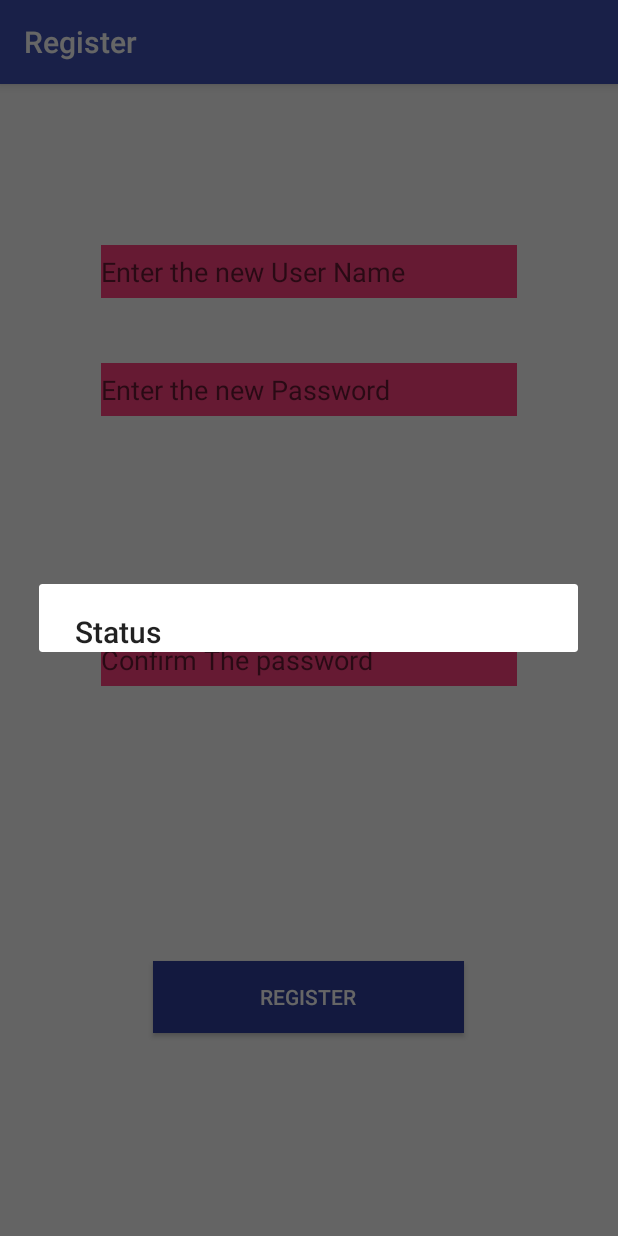
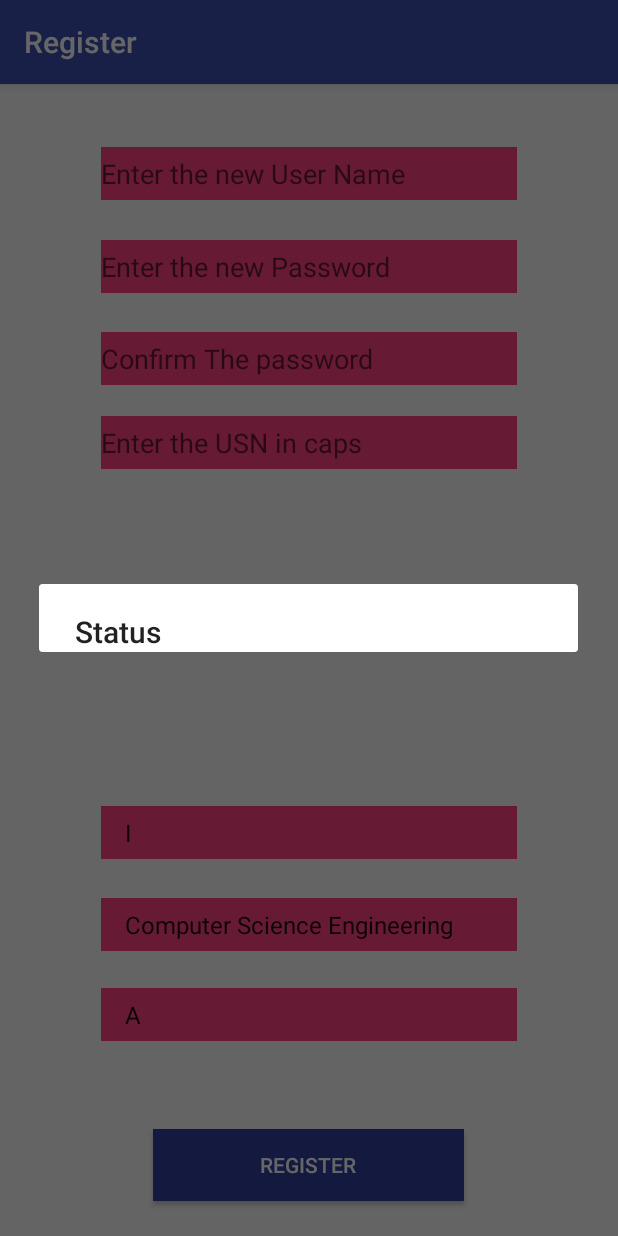
Before and after one commit to akashghanate/Campus-Notification, an Android app: the Register screen opened directly, with no data from a screen before it, after a tap on "REGISTER", on a phone screen of 412 x 824 dp. Run offline under Robolectric (Android 15) with nearby library versions, the phone set to English and light mode, and no system bars.

Commit message:
Validating the users details

```diff
--- a/app/src/main/java/com/example/abhinandan/onlinedb/Backgroundworker.java
+++ b/app/src/main/java/com/example/abhinandan/onlinedb/Backgroundworker.java
@@ -70,6 +70,10 @@ public class Backgroundworker extends AsyncTask<String,Void,String> {
             try {
                 String username = voids[1];
                 String password = voids[2];
+                String semester = voids[3];
+                String branch = voids[4];
+                String section = voids[5];
+                String usn = voids[6];
                 URL url = new URL(register_url);
                 HttpURLConnection htc = (HttpURLConnection)url.openConnection();
                 if (htc==null){
@@ -81,7 +85,11 @@ public class Backgroundworker extends AsyncTask<String,Void,String> {
                 OutputStream os = htc.getOutputStream();
                 BufferedWriter bw = new BufferedWriter(new OutputStreamWriter(os,"UTF-8"));
                 String post_data = URLEncoder.encode("username","UTF-8")+"="+URLEncoder.encode(username,"UTF-8")+"&"
-                        +URLEncoder.encode("password","UTF-8")+"="+URLEncoder.encode(password,"UTF-8");
+                        +URLEncoder.encode("password","UTF-8")+"="+URLEncoder.encode(password,"UTF-8")+"&"
+                        +URLEncoder.encode("semester","UTF-8")+"="+URLEncoder.encode(semester,"UTF-8")+"&"
+                        +URLEncoder.encode("branch","UTF-8")+"="+URLEncoder.encode(branch,"UTF-8")+"&"
+                        +URLEncoder.encode("section","UTF-8")+"="+URLEncoder.encode(section,"UTF-8")+"&"
+                        +URLEncoder.encode("usn","UTF-8")+"="+URLEncoder.encode(usn,"UTF-8");
                 bw.write(post_data);
                 bw.flush();
                 bw.close();
--- a/app/src/main/java/com/example/abhinandan/onlinedb/Register.java
+++ b/app/src/main/java/com/example/abhinandan/onlinedb/Register.java
@@ -3,12 +3,15 @@ package com.example.abhinandan.onlinedb;
 import android.support.v7.app.AppCompatActivity;
 import android.os.Bundle;
 import android.view.View;
+import android.widget.ArrayAdapter;
 import android.widget.EditText;
+import android.widget.Spinner;
 import android.widget.Toast;
 
 public class Register extends AppCompatActivity {
-    EditText newuser,newpass,confirmpass;
-    String user_name,user_pass,user_con;
+    EditText newuser,newpass,confirmpass,newusn;
+    Spinner spin,spin1,spin2;
+    String user_name,user_pass,user_con,sem,branch,section,usn;
     @Override
     protected void onCreate(Bundle savedInstanceState) {
         super.onCreate(savedInstanceState);
@@ -16,16 +19,40 @@ public class Register extends AppCompatActivity {
         newuser = (EditText)findViewById(R.id.etnewuser);
         newpass = (EditText)findViewById(R.id.etnewpass);
         confirmpass = (EditText)findViewById(R.id.etconfirmpass);
+        spin = (Spinner)findViewById(R.id.spinnersem);
+        spin1 = (Spinner)findViewById(R.id.spinnerbranch);
+        spin2 = (Spinner)findViewById(R.id.spinnersec);
+        newusn = (EditText)findViewById(R.id.etusn);
+
+        ArrayAdapter<String> myada = new ArrayAdapter<String>(Register.this,
+                android.R.layout.simple_list_item_1,getResources().getStringArray(R.array.Semester));
+        myada.setDropDownViewResource(android.R.layout.simple_spinner_dropdown_item);
+        spin.setAdapter(myada);
+
+        ArrayAdapter<String> myada1 = new ArrayAdapter<String>(Register.this,
+                android.R.layout.simple_list_item_1,getResources().getStringArray(R.array.Branch));
+        myada1.setDropDownViewResource(android.R.layout.simple_spinner_dropdown_item);
+        spin1.setAdapter(myada1);
+
+        ArrayAdapter<String> myada2 = new ArrayAdapter<String>(Register.this,
+                android.R.layout.simple_list_item_1,getResources().getStringArray(R.array.Section));
+        myada2.setDropDownViewResource(android.R.layout.simple_spinner_dropdown_item);
+        spin2.setAdapter(myada2);
     }
 
     public void onregister(View view){
         user_name = newuser.getText().toString();
         user_pass = newpass.getText().toString();
         user_con = confirmpass.getText().toString();
+        sem = spin.getSelectedItem().toString();
+        branch = spin1.getSelectedItem().toString();
+        section = spin2.getSelectedItem().toString();
+        usn = newusn.getText().toString();
+
         String type = "register";
         if(user_pass.equals(user_con)) {
             Backgroundworker bw = new Backgroundworker(this);
-            bw.execute(type, user_name, user_pass, user_con);
+            bw.execute(type, user_name, user_pass, sem, branch, section, usn, user_con);
         }
         else{
             Toast.makeText(this,"The two Passwords do not match",Toast.LENGTH_SHORT).show();
--- a/app/src/main/res/layout/activity_main.xml
+++ b/app/src/main/res/layout/activity_main.xml
@@ -32,9 +32,7 @@
         android:id="@+id/btnlogin"
         android:layout_width="203dp"
         android:layout_height="wrap_content"
-        android:layout_alignParentTop="true"
-        android:layout_centerHorizontal="true"
-        android:layout_marginTop="240dp"
+        android:layout_centerInParent="true"
         android:background="@color/colorPrimaryDark"
         android:onClick="onlogin"
         android:text="Login"
--- a/app/src/main/res/layout/activity_register.xml
+++ b/app/src/main/res/layout/activity_register.xml
@@ -8,46 +8,88 @@
     <EditText
         android:id="@+id/etnewuser"
         android:layout_width="277dp"
-        android:background="@color/colorAccent"
         android:layout_height="35dp"
         android:layout_alignParentTop="true"
         android:layout_centerHorizontal="true"
-        android:layout_marginTop="107dp"
+        android:layout_marginTop="42dp"
+        android:background="@color/colorAccent"
         android:ems="10"
-        android:inputType="textPersonName"
-        android:hint="Enter the new User Name"/>
+        android:hint="Enter the new User Name"
+        android:inputType="textPersonName" />
 
     <EditText
         android:id="@+id/etnewpass"
-        android:background="@color/colorAccent"
         android:layout_width="277dp"
         android:layout_height="35dp"
         android:layout_alignParentTop="true"
-        android:layout_alignLeft="@+id/etnewuser"
-        android:layout_marginTop="186dp"
+        android:layout_centerHorizontal="true"
+        android:layout_marginTop="104dp"
+        android:background="@color/colorAccent"
         android:ems="10"
-        android:inputType="textPersonName"
-        android:hint="Enter the new Password" />
+        android:hint="Enter the new Password"
+        android:inputType="textPersonName" />
 
     <EditText
         android:id="@+id/etconfirmpass"
         android:layout_width="277dp"
         android:layout_height="35dp"
-        android:layout_centerInParent="true"
+        android:layout_alignParentTop="true"
+        android:layout_centerHorizontal="true"
+        android:layout_marginTop="165dp"
         android:background="@color/colorAccent"
         android:ems="10"
-        android:inputType="textPersonName"
-        android:hint="Confirm The password" />
+        android:hint="Confirm The password"
+        android:inputType="textPersonName" />
 
     <Button
         android:id="@+id/btnregister"
         android:layout_width="207dp"
-        android:background="@color/colorPrimaryDark"
         android:layout_height="wrap_content"
         android:layout_alignParentBottom="true"
         android:layout_centerHorizontal="true"
-        android:layout_marginBottom="135dp"
-        android:textColor="#ffffff"
+        android:layout_marginBottom="23dp"
+        android:background="@color/colorPrimaryDark"
+        android:onClick="onregister"
         android:text="Register"
-        android:onClick="onregister"/>
+        android:textColor="#ffffff" />
+
+    <Spinner
+        android:id="@+id/spinnersem"
+        android:layout_width="277dp"
+        android:layout_height="35dp"
+        android:layout_alignParentBottom="true"
+        android:layout_centerHorizontal="true"
+        android:layout_marginBottom="251dp"
+        android:background="@color/colorAccent" />
+
+    <Spinner
+        android:id="@+id/spinnerbranch"
+        android:layout_width="277dp"
+        android:layout_height="35dp"
+        android:layout_alignParentBottom="true"
+        android:layout_centerHorizontal="true"
+        android:layout_marginBottom="190dp"
+        android:background="@color/colorAccent" />
+
+    <Spinner
+        android:id="@+id/spinnersec"
+        android:layout_width="277dp"
+        android:layout_height="35dp"
+        android:layout_alignParentBottom="true"
+        android:layout_centerHorizontal="true"
+        android:layout_marginBottom="130dp"
+        android:background="@color/colorAccent" />
+
+    <EditText
+        android:id="@+id/etusn"
+        android:layout_width="277dp"
+        android:layout_height="35dp"
+        android:layout_alignParentTop="true"
+        android:layout_centerHorizontal="true"
+        android:layout_marginTop="221dp"
+        android:background="@color/colorAccent"
+        android:hint="Enter the USN in caps"
+        android:ems="10"
+        android:inputType="textPersonName" />
+
 </RelativeLayout>
--- a/app/src/main/res/values/strings.xml
+++ b/app/src/main/res/values/strings.xml
@@ -1,3 +1,32 @@
 <resources>
     <string name="app_name">Onlinedb</string>
+
+    <string-array name="Semester">
+        <item>I</item>
+        <item>II</item>
+        <item>III</item>
+        <item>IV</item>
+        <item>V</item>
+        <item>VI</item>
+        <item>VII</item>
+        <item>VIII</item>
+    </string-array>
+
+    <string-array name="Branch">
+        <item>Computer Science Engineering</item>
+        <item>Chemical Engineering</item>
+        <item>Electronics and Instrumentation</item>
+        <item>Electrical and Electronics Engineeering</item>
+        <item>Electronics and Communication</item>
+        <item>Aerospace Engineering</item>
+        <item>Mechanical Engineering</item>
+        <item>Civil Engineering</item>
+    </string-array>
+
+    <string-array name="Section">
+        <item>A</item>
+        <item>B</item>
+        <item>C</item>
+        <item>D</item>
+    </string-array>
 </resources>
```
